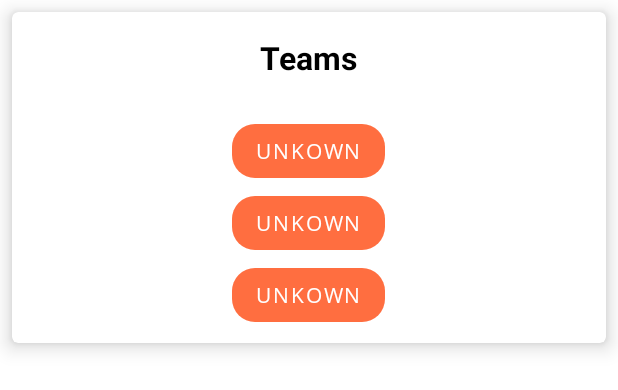
After one commit to KunaalKumar/Ignis, an Android app: the layout character_teams_info.xml on its own in the app's theme, with its tools: preview values and no code run, on a phone screen of 412 x 824 dp. The commit adds this screen. Shown: the top 390 px of the screen. Run offline under Robolectric (Android 15) with nearby library versions, the phone set to English and light mode, and no system bars; Roboto replaces fonts that are not available here.

Commit message:
Add teams layout Add team to api payload call Implement teams into character contract, activity and presenter

```diff
--- a/app/src/main/res/layout/activity_character.xml
+++ b/app/src/main/res/layout/activity_character.xml
@@ -82,8 +82,8 @@
         <LinearLayout
             android:id="@+id/character_info_parent"
             android:layout_width="match_parent"
+            android:layout_height="wrap_content"
             android:focusableInTouchMode="true"
-            android:layout_height="wrap_content"
             android:orientation="vertical">
 
             <include layout="@layout/character_card_deck" />
@@ -94,6 +94,8 @@
 
             <include layout="@layout/character_powers_info" />
 
+            <include layout="@layout/character_teams_info" />
+
         </LinearLayout>
 
     </androidx.core.widget.NestedScrollView>
--- /dev/null
+++ b/app/src/main/res/layout/character_teams_info.xml
@@ -0,0 +1,43 @@
+<?xml version="1.0" encoding="utf-8"?>
+<com.google.android.material.card.MaterialCardView xmlns:android="http://schemas.android.com/apk/res/android"
+    xmlns:app="http://schemas.android.com/apk/res-auto"
+    xmlns:tools="http://schemas.android.com/tools"
+    android:id="@+id/character_teams_info_parent"
+    android:layout_width="match_parent"
+    android:layout_height="wrap_content"
+    android:layout_margin="8dp"
+    android:orientation="vertical"
+    app:cardBackgroundColor="?attr/cardBackgroundColor"
+    app:cardCornerRadius="4dp"
+    app:cardElevation="8dp">
+
+    <RelativeLayout
+        android:layout_width="match_parent"
+        android:layout_height="wrap_content">
+
+        <TextView
+            android:id="@+id/character_teams_title"
+            android:layout_width="wrap_content"
+            android:layout_height="wrap_content"
+            android:layout_centerHorizontal="true"
+            android:layout_margin="16dp"
+            android:text="@string/teams"
+            android:textAlignment="center"
+            android:textColor="?attr/headingTextColor"
+            android:textSize="21sp"
+            android:textStyle="bold" />
+
+        <androidx.recyclerview.widget.RecyclerView
+            android:id="@+id/character_teams"
+            android:layout_width="wrap_content"
+            android:layout_height="wrap_content"
+            android:layout_alignParentEnd="true"
+            android:layout_alignParentStart="true"
+            android:layout_below="@+id/character_teams_title"
+            android:layout_margin="8dp"
+            android:nestedScrollingEnabled="false"
+            tools:listitem="@layout/view_character_relation" />
+
+    </RelativeLayout>
+
+</com.google.android.material.card.MaterialCardView>
--- a/app/src/main/res/values/strings.xml
+++ b/app/src/main/res/values/strings.xml
@@ -47,4 +47,5 @@
     <string name="creators">Creators</string>
     <string name="issues_died_in">Issues Died In</string>
     <string name="powers">Powers</string>
+    <string name="teams">Teams</string>
 </resources>
```
Also changed, not shown: app/src/main/java/com/kunaalkumar/ignis/activities/character/CharacterActivity.java (+21 -0 lines), app/src/main/java/com/kunaalkumar/ignis/activities/character/CharacterContract.java (+9 -0 lines), app/src/main/java/com/kunaalkumar/ignis/activities/character/CharacterPresenter.java (+20 -3 lines).
